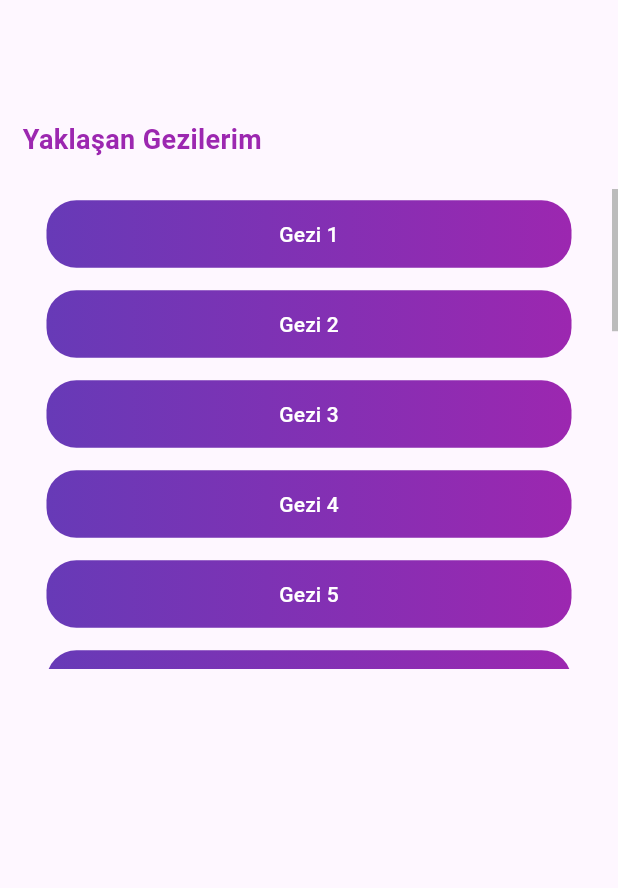
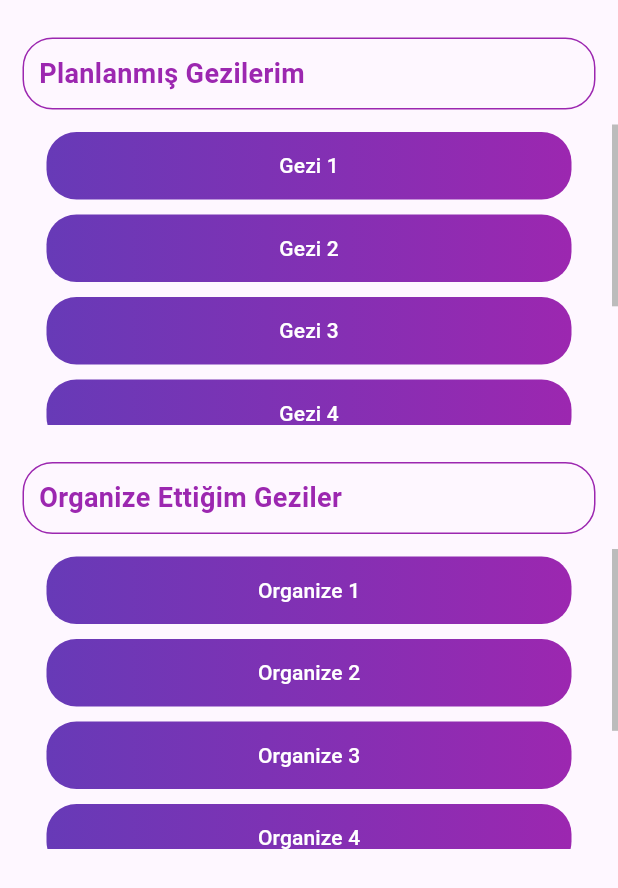
Before and after one commit to Dsoylular/SendeGel, a Flutter app: the HomeWidget screen opened directly, on a phone screen of 412 x 824 dp. Shown: the top 888 px of the screen. Run offline on Flutter 3.47's test engine with Material 3 defaults, Android fonts, the phone set to English and light mode, and no system bars.

Commit message:
HomePage.dart third commit

```diff
--- a/lib/HubPageFiles/HomePage.dart
+++ b/lib/HubPageFiles/HomePage.dart
@@ -8,51 +8,98 @@ class HomeWidget extends StatelessWidget {
 
   @override
   Widget build(BuildContext context) {
-    List<String> myItems = [
+    List<String> attendedItems = [
       'Gezi 1',
-      'Gezi 2',
-      'Gezi 3',
-      'Gezi 4',
-      'Gezi 5',
-      'Gezi 6','Gezi 1',
-      'Gezi 2',
-      'Gezi 3',
-      'Gezi 4',
-      'Gezi 5',
-      'Gezi 6','Gezi 1',
       'Gezi 2',
       'Gezi 3',
       'Gezi 4',
       'Gezi 5',
       'Gezi 6',
     ];
+    List<String> organizedItems = [
+      'Organize 1',
+      'Organize 2',
+      'Organize 3',
+      'Organize 4',
+      'Organize 5',
+      'Organize 6',
+    ];
     return Scaffold(
       body: SingleChildScrollView(
         child: Column(
           children: [
-            SizedBox(height: 80),
-            Row(
-              children: [
-                SizedBox(width: 15),
-                Text(
-                  "Yaklaşan Gezilerim",
-                  style: TextStyle(
-                    fontSize: 18,
-                    fontWeight: FontWeight.bold,
-                    color: Colors.purple,
+            const SizedBox(height: 25),
+            Container(
+              margin: const EdgeInsets.symmetric(horizontal: 15),
+              decoration: BoxDecoration(
+                border: Border.all(color: Colors.purple), // border color
+                borderRadius: BorderRadius.circular(20), // border radius
+              ),
+              child: const Padding(
+                padding: EdgeInsets.all(10.0),
+                child: Align(
+                  alignment: Alignment.centerLeft,
+                  child: Text(
+                    "Planlanmış Gezilerim",
+                    style: TextStyle(
+                      color: Colors.purple, // text color
+                      fontWeight: FontWeight.bold,
+                      fontSize: 18,
+                    ),
                   ),
                 ),
-              ],
+              ),
             ),
-            SizedBox(height: 20),
-            Container(
-              height: 320,
-              child: Scrollbar(
+
+            const SizedBox(height: 10),
+            SizedBox(
+              height: 200,
+              child: attendedItems.isEmpty
+                  ? Center(child: Container(child: Text('Planlanmış geziniz yok, eklemek için tıklayın')))
+                  : Scrollbar(
                 thumbVisibility: true,
                 child: ListView(
                   shrinkWrap: true,
-                  itemExtent: 60,
-                  children: myItems
+                  itemExtent: 55,
+                  children: attendedItems
+                      .map((item) => Center(child: EventButton(buttonText: item)))
+                      .toList(),
+                ),
+              ),
+            ),
+            const SizedBox(height: 25),
+            Container(
+              margin: const EdgeInsets.symmetric(horizontal: 15),
+              decoration: BoxDecoration(
+                border: Border.all(color: Colors.purple), // border color
+                borderRadius: BorderRadius.circular(20), // border radius
+              ),
+              child: const Padding(
+                padding: EdgeInsets.all(10.0),
+                child: Align(
+                  alignment: Alignment.centerLeft,
+                  child: Text(
+                    "Organize Ettiğim Geziler",
+                    style: TextStyle(
+                      color: Colors.purple, // text color
+                      fontWeight: FontWeight.bold,
+                      fontSize: 18,
+                    ),
+                  ),
+                ),
+              ),
+            ),
+            SizedBox(height: 10,),
+            SizedBox(
+              height: 200,
+              child: attendedItems.isEmpty
+                  ? Center(child: Container(child: Text('Planlanmış geziniz yok, eklemek için tıklayın')))
+                  : Scrollbar(
+                thumbVisibility: true,
+                child: ListView(
+                  shrinkWrap: true,
+                  itemExtent: 55,
+                  children: organizedItems
                       .map((item) => Center(child: EventButton(buttonText: item)))
                       .toList(),
                 ),
```
